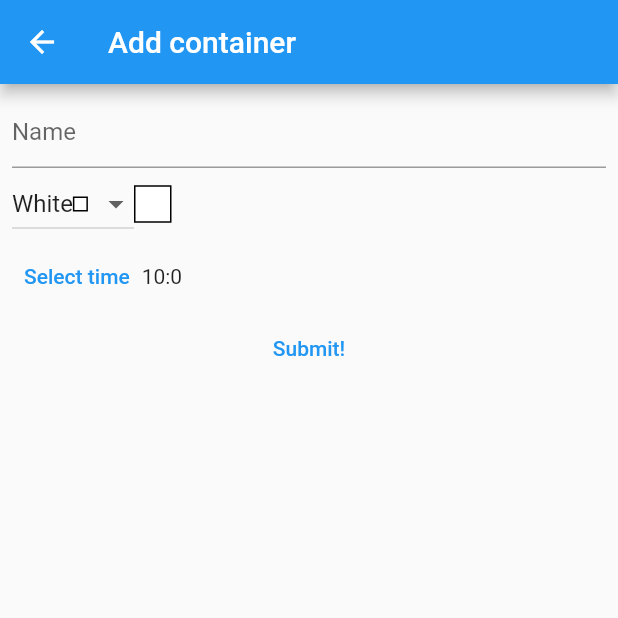
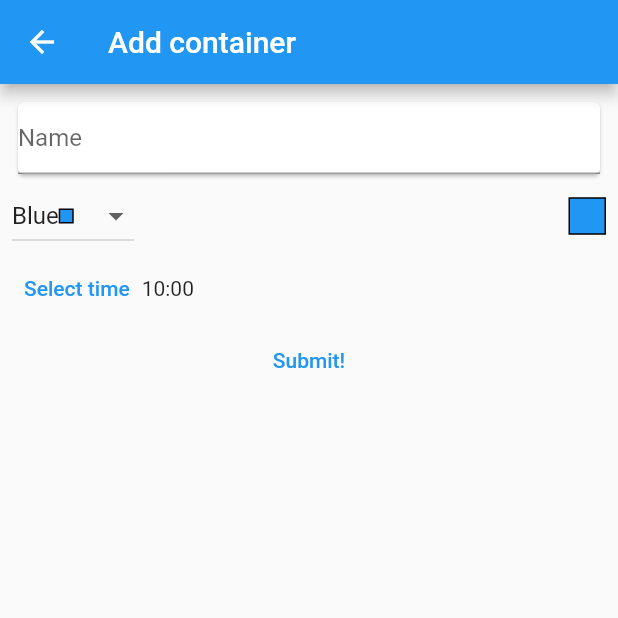
Before and after one commit to TesujiYose/flutter_meal_divider, a Flutter app: the AddContainerScreen screen opened directly, on a phone screen of 412 x 824 dp, the top half of it. Run offline on Flutter 3.47's test engine with Material 2 defaults, Android fonts, the phone set to English and light mode, and no system bars; our stand-ins replace hive, hive_flutter, pie_chart; accounts and stored records are empty; statements that could not run were skipped.

Commit message:
fix timeFormat

```diff
--- a/lib/screens/add_container_screen.dart
+++ b/lib/screens/add_container_screen.dart
@@ -15,7 +15,7 @@ class AddContainerScreen extends StatefulWidget {
 
 class _AddContainerScreenState extends State<AddContainerScreen> {
   final Map<String, Color> _colorsMap = {
-    'White': Colors.white,
+    'Blue': Colors.blue,
     'Green': Colors.green,
     'Red': Colors.red,
     'Amber': Colors.amber,
@@ -23,7 +23,7 @@ class _AddContainerScreenState extends State<AddContainerScreen> {
     'Yellow': Colors.yellow,
   };
 
-  String _choosedColor = 'White';
+  String _choosedColor = 'Blue';
 
   TimeOfDay _selectedTime = TimeOfDay(hour: 10, minute: 00);
 
@@ -40,11 +40,9 @@ class _AddContainerScreenState extends State<AddContainerScreen> {
         padding: const EdgeInsets.all(8.0),
         child: Column(
           children: [
-            TextFormField(
-              controller: _nameController,
-              decoration: InputDecoration(hintText: 'Name'),
-            ),
+            NameFormField(nameController: _nameController),
             Row(
+              mainAxisAlignment: MainAxisAlignment.spaceBetween,
               children: [
                 DropdownButton<String>(
                   value: _choosedColor,
@@ -52,6 +50,7 @@ class _AddContainerScreenState extends State<AddContainerScreen> {
                       _colorsMap.keys.map<DropdownMenuItem<String>>((String e) {
                     return DropdownMenuItem(
                       child: Row(
+                        mainAxisAlignment: MainAxisAlignment.spaceBetween,
                         children: [
                           Text(e.toString()),
                           Container(
@@ -61,7 +60,7 @@ class _AddContainerScreenState extends State<AddContainerScreen> {
                               color: _colorsMap[e],
                               border: Border.all(width: 1),
                             ),
-                          )
+                          ),
                         ],
                       ),
                       value: e,
@@ -101,7 +100,9 @@ class _AddContainerScreenState extends State<AddContainerScreen> {
                   },
                   child: Text('Select time'),
                 ),
-                Text('${_selectedTime.hour}:${_selectedTime.minute}')
+                Text(MaterialLocalizations.of(context).formatTimeOfDay(
+                    _selectedTime,
+                    alwaysUse24HourFormat: true))
               ],
             ),
             TextButton(
@@ -129,3 +130,23 @@ class _AddContainerScreenState extends State<AddContainerScreen> {
     );
   }
 }
+
+class NameFormField extends StatelessWidget {
+  const NameFormField({
+    Key? key,
+    required TextEditingController nameController,
+  })  : _nameController = nameController,
+        super(key: key);
+
+  final TextEditingController _nameController;
+
+  @override
+  Widget build(BuildContext context) {
+    return Card(
+      child: TextFormField(
+        controller: _nameController,
+        decoration: InputDecoration(hintText: 'Name'),
+      ),
+    );
+  }
+}
```
